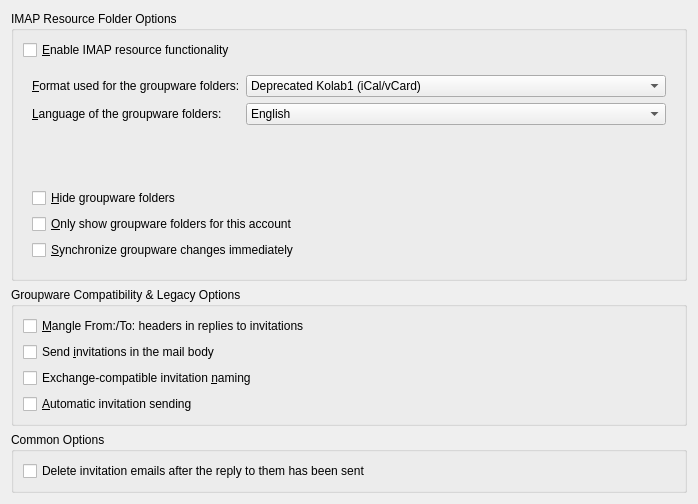
Before: the Qt Designer form kmail/ui/miscpagegroupwaretab.ui in chusopr/kdepim-ktimetracker-akonadi, drawn with Qt 5.
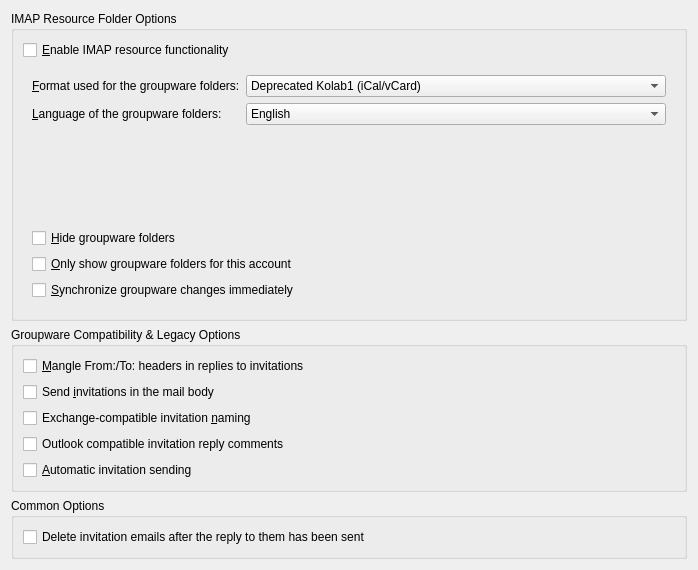
After: the same form once the commit is applied. Custom widgets are drawn as their Qt base class.

Diff of the .ui file:
```diff
--- a/kmail/ui/miscpagegroupwaretab.ui
+++ b/kmail/ui/miscpagegroupwaretab.ui
@@ -7,19 +7,17 @@
     <x>0</x>
     <y>0</y>
     <width>698</width>
-    <height>504</height>
+    <height>570</height>
    </rect>
   </property>
-  <layout class="QGridLayout" name="gridLayout_3">
-   <item row="0" column="0">
-    <layout class="QVBoxLayout" name="verticalLayout_3">
+  <layout class="QVBoxLayout" name="verticalLayout_4">
      <item>
       <widget class="QGroupBox" name="groupBox">
        <property name="title">
         <string>IMAP Resource Folder Options</string>
        </property>
-       <layout class="QGridLayout" name="gridLayout">
-        <item row="0" column="0" colspan="2">
+     <layout class="QVBoxLayout" name="verticalLayout_3">
+      <item>
          <widget class="QCheckBox" name="mEnableImapResCB">
           <property name="toolTip">
            <string>This enables the IMAP storage for the Kontact applications</string>
@@ -29,7 +27,7 @@
           </property>
          </widget>
         </item>
-        <item row="1" column="0" colspan="2">
+      <item>
          <widget class="QWidget" name="mBox" native="true">
           <layout class="QVBoxLayout" name="verticalLayout_2">
            <item>
@@ -217,6 +215,16 @@
           </property>
          </widget>
         </item>
+      <item>
+       <widget class="QCheckBox" name="mOutlookCompatibleInvitationComments">
+        <property name="toolTip">
+         <string>Send invitation reply comments in a way that Microsoft Outlook(tm) understands.</string>
+        </property>
+        <property name="text">
+         <string>Outlook compatible invitation reply comments</string>
+        </property>
+       </widget>
+      </item>
         <item>
          <widget class="QCheckBox" name="mAutomaticSending">
           <property name="toolTip">
@@ -245,8 +253,6 @@
         </item>
        </layout>
       </widget>
-     </item>
-    </layout>
    </item>
   </layout>
  </widget>
```
Lines whose indentation alone changed are shown as unchanged.
